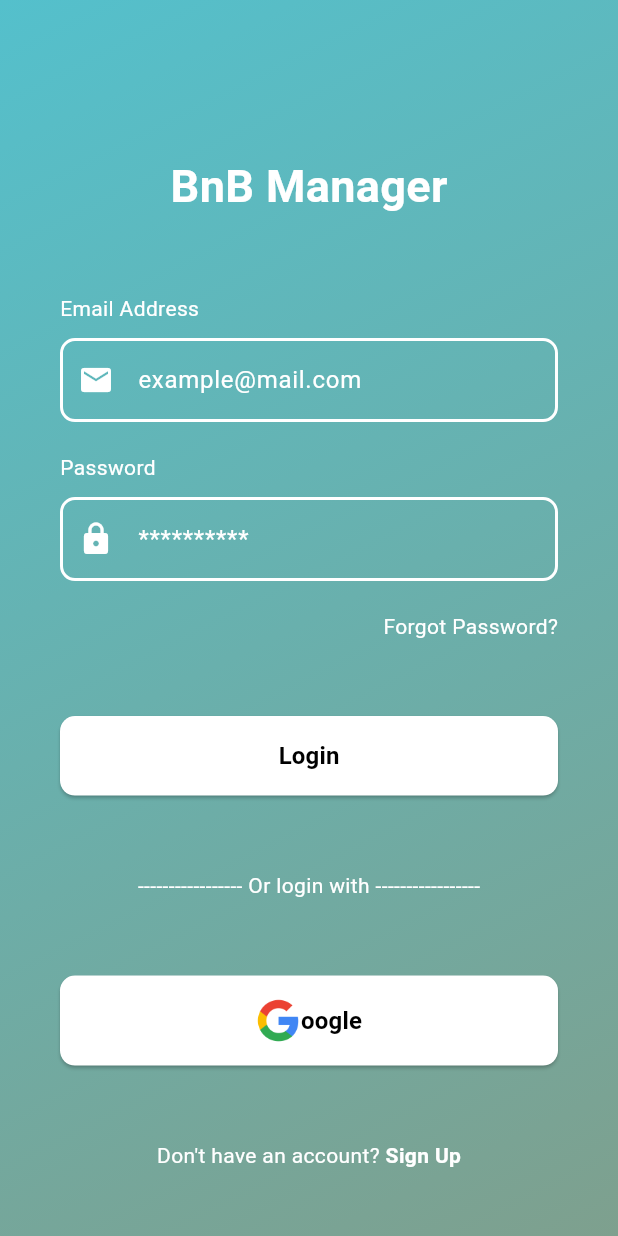
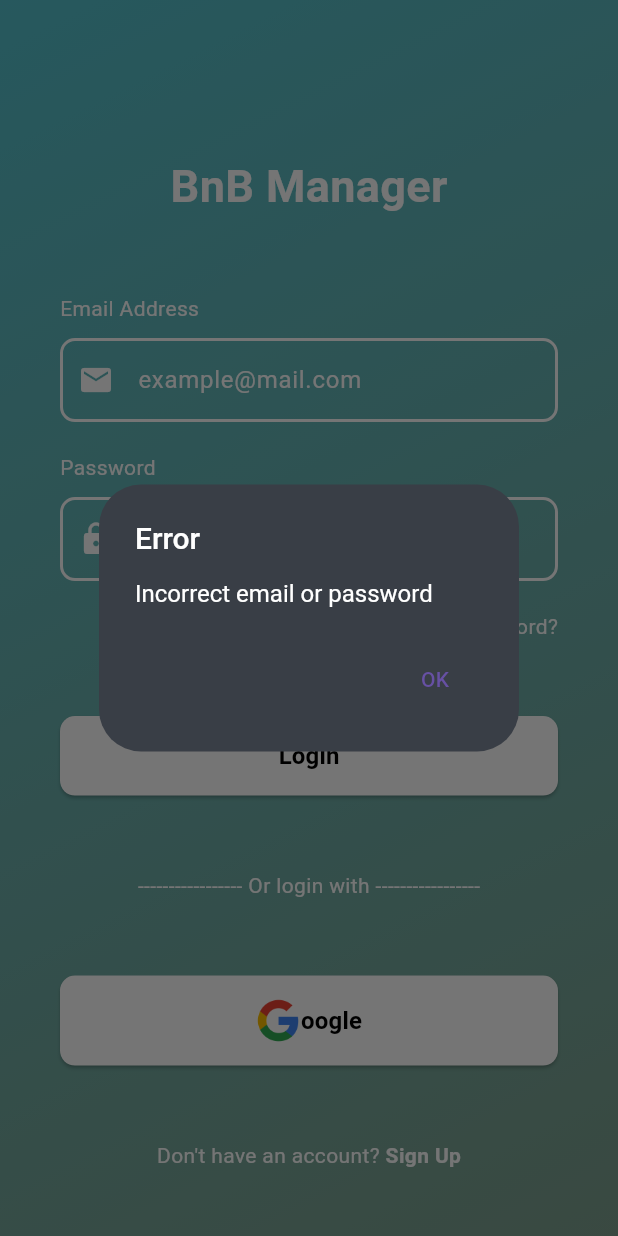
Before and after one commit to teulys/flutter_mvvm_template, a Flutter app: the Login screen opened by its route, after a tap on "Login", on a phone screen of 412 x 824 dp. Run offline on Flutter 3.47's test engine with Material 3 defaults, Android fonts, the phone set to English and light mode, and no system bars; our stand-ins replace easy_localization, flutter_dotenv, pin_code_fields, shared_preferences, supabase_flutter; accounts and stored records are empty.

Commit message:
Agregando funcionalidad login, sign up con correo y otp con supabase

````diff
--- a/assets/translations/en-US.json
+++ b/assets/translations/en-US.json
@@ -19,5 +19,9 @@
     "otpTextMessenge": "Enter the 6-digit code sent to your email: {}",
     "ok": "OK",
     "resend": "Resend",
-    "remaingOtp": "Remaining time to resend OTP: {} seconds"
+    "remaingOtp": "Remaining time to resend OTP: {} seconds",
+    "loginError": "Incorrect email or password",
+    "authFail": "Authentication failed",
+    "invalidSession": "Invalid login credentials",
+    "generalError": "An unexpected error occurred"
 }
--- a/assets/translations/es-ES.json
+++ b/assets/translations/es-ES.json
@@ -19,5 +19,8 @@
     "otpTextMessenge": "Ingresa el código de 6 dígitos enviado a tu correo electrónico: {}",
     "ok": "OK",
     "resend": "Reenviar",
-    "remaingOtp": "Tiempo restante para reenviar OTP: {} segundos"
+    "remaingOtp": "Tiempo restante para reenviar OTP: {} segundos",
+    "loginError": "Correo electrónico o contraseña incorrectos",
+    "authFail": "Autenticación fallida",
+    "generalError": "Ocurrió un error inesperado"
 }
--- a/lib/data/repositories/auth_repository.dart
+++ b/lib/data/repositories/auth_repository.dart
@@ -1,5 +1,8 @@
+import 'package:easy_localization/easy_localization.dart';
 import 'package:my_flutter_mvvm_template/data/services/auth/auth_services.dart';
-import 'package:my_flutter_mvvm_template/domain/models/session.dart';
+import 'package:my_flutter_mvvm_template/domain/models/models.dart';
+import 'package:my_flutter_mvvm_template/utils/utils.dart';
+import 'package:supabase_flutter/supabase_flutter.dart';
 
 class AuthRepository {
   final AuthService _authService;
@@ -10,8 +13,22 @@ class AuthRepository {
     await _authService.signOut();
   }
 
-  Future<void> signInWithEmailAndPassword(String email, String password) async {
-    await _authService.signInWithEmailAndPassword(email, password);
+  Future<Result<String>> signInWithEmailAndPassword(
+      String email, String password) async {
+    try {
+      Result<Sessions> sessions =
+          await _authService.signInWithEmailAndPassword(email, password);
+
+      if (sessions is Ok) {
+        return Result.ok("Login successful");
+      } else {
+        return Result.error((sessions as Error).error);
+      }
+    } catch (e) {
+      // Handle the error appropriately here
+      print('Error signing in: $e');
+      return Result.error(Exception('generalError'.tr()));
+    }
   }
 
   Future<void> signUpWithEmailAndPassword(String email, String password) async {
@@ -22,13 +39,13 @@ class AuthRepository {
     await _authService.resetPassword(email);
   }
 
-  Future<bool> verifyOTP(String email, String otp) async {
-    Sessions? session = await _authService.verifyOTP(email, otp);
+  Future<Result<String>> verifyOTP(String email, String otp) async {
+    Result<Sessions> session = await _authService.verifyOTP(email, otp);
 
-    if (session != null) {
-      return true;
+    if (session is Ok) {
+      return Result.ok("OTP verified");
     } else {
-      return false;
+      return Result.error((session as Error).error);
     }
   }
 
--- a/lib/data/services/auth/auth_services.dart
+++ b/lib/data/services/auth/auth_services.dart
@@ -1,10 +1,13 @@
-import 'package:my_flutter_mvvm_template/domain/models/session.dart';
+import 'package:my_flutter_mvvm_template/domain/models/models.dart';
+import 'package:my_flutter_mvvm_template/utils/result.dart';
 
 abstract class AuthService {
-  Future<Sessions?> signInWithEmailAndPassword(String email, String password);
-  Future<Sessions?> signUpWithEmailAndPassword(String email, String password);
+  Future<Result<Sessions>> signInWithEmailAndPassword(
+      String email, String password);
+  Future<Result<Sessions>> signUpWithEmailAndPassword(
+      String email, String password);
   Future<Sessions?> signInWithGoogle();
-  Future<Sessions?> verifyOTP(String email, String otp);
+  Future<Result<Sessions>> verifyOTP(String email, String otp);
   Future<Sessions?> resetPassword(String email);
   Future<void> signOut();
   Future<void> resendOTP(String email);
--- a/lib/data/services/auth/auth_supabase.dart
+++ b/lib/data/services/auth/auth_supabase.dart
@@ -1,5 +1,7 @@
+import 'package:easy_localization/easy_localization.dart';
 import 'package:my_flutter_mvvm_template/data/services/auth/auth_services.dart';
 import 'package:my_flutter_mvvm_template/domain/models/models.dart';
+import 'package:my_flutter_mvvm_template/utils/utils.dart';
 
 import 'package:supabase_flutter/supabase_flutter.dart';
 
@@ -17,14 +19,34 @@ class AuthSupabaseService extends AuthService {
   }
 
   @override
-  Future<Sessions?> signInWithEmailAndPassword(
+  Future<Result<Sessions>> signInWithEmailAndPassword(
       String email, String password) async {
-    final AuthResponse res = await supabase.auth.signUp(
+    try {
+      final AuthResponse res = await supabase.auth.signInWithPassword(
         email: email,
         password: password,
       );
 
-    return _mapSession(res);
+      Sessions? session = _mapSession(res);
+
+      if (session != null) {
+        return Result.ok(session);
+      } else {
+        return Result.error(Exception('invalidSession'.tr()));
+      }
+    } on AuthApiException catch (e) {
+      // Handle specific AuthApiException
+      if (e.statusCode == 400) {
+        return Result.error(Exception('invalidSession'.tr()));
+      } else {
+        print('Authentication failed: ${e.message}');
+        return Result.error(Exception('authFail'.tr()));
+      }
+    } catch (e) {
+      // Handle any other exceptions
+      print('An unexpected error occurred: ${e.toString()}');
+      return Result.error(Exception('generalError'.tr()));
+    }
   }
 
   @override
@@ -39,20 +61,52 @@ class AuthSupabaseService extends AuthService {
   }
 
   @override
-  Future<Sessions?> signUpWithEmailAndPassword(
+  Future<Result<Sessions>> signUpWithEmailAndPassword(
       String email, String password) async {
+    try {
       final AuthResponse res =
           await supabase.auth.signUp(email: email, password: password);
 
-    return _mapSession(res);
+      Sessions? session = _mapSession(res);
+
+      if (session != null) {
+        return Result.ok(session);
+      } else {
+        return Result.error(Exception('generalError'.tr()));
+      }
+    } catch (e) {
+      // Handle any other exceptions
+      print('An unexpected error occurred: ${e.toString()}');
+      return Result.error(Exception('generalError'.tr()));
+    }
   }
 
   @override
-  Future<Sessions?> verifyOTP(String email, String otp) async {
+  Future<Result<Sessions>> verifyOTP(String email, String otp) async {
+    try {
       final AuthResponse res = await supabase.auth
           .verifyOTP(email: email, token: otp, type: OtpType.email);
 
-    return _mapSession(res);
+      Sessions? session = _mapSession(res);
+
+      if (session != null) {
+        return Result.ok(session);
+      } else {
+        return Result.error(Exception('otpError'.tr()));
+      }
+    } on AuthApiException catch (e) {
+      // Handle specific AuthApiException
+      if (e.statusCode == 400) {
+        return Result.error(Exception('invalidOTP'.tr()));
+      } else {
+        print('Authentication failed: ${e.message}');
+        return Result.error(Exception('generalError'.tr()));
+      }
+    } catch (e) {
+      // Handle any exceptions
+      print('An unexpected error occurred: ${e.toString()}');
+      return Result.error(Exception('generalError'.tr()));
+    }
   }
 
   Sessions? _mapSession(AuthResponse res) {
@@ -77,6 +131,19 @@ class AuthSupabaseService extends AuthService {
     }
   }
 
+  Users? _mapUser(AuthResponse res) {
+    final User? user = res.user;
+
+    return (user != null)
+        ? Users(
+            id: user.id,
+            aud: user.aud,
+            email: user.email ?? '',
+            role: user.role,
+          )
+        : null;
+  }
+
   @override
   Future<void> resendOTP(String email) async {
     await supabase.auth.resend(
--- a/lib/ui/auth/view_model/sign_in.dart
+++ b/lib/ui/auth/view_model/sign_in.dart
@@ -1,18 +1,71 @@
+import 'package:easy_localization/easy_localization.dart';
 import 'package:flutter/material.dart';
 import 'package:my_flutter_mvvm_template/data/repositories/auth_repository.dart';
+import 'package:my_flutter_mvvm_template/utils/utils.dart';
+import 'package:my_flutter_mvvm_template/utils/validators.dart';
 
 class SignInViewModel extends ChangeNotifier {
   final AuthRepository _authRepository;
 
-  SignInViewModel(this._authRepository);
+  SignInViewModel(this._authRepository) {
+    emailController.addListener(_validateForm);
+    passwordController.addListener(_validateForm);
+  }
 
-  TextEditingController get emailController => TextEditingController();
-  TextEditingController get passwordController => TextEditingController();
+  final TextEditingController emailController = TextEditingController();
+  final TextEditingController passwordController = TextEditingController();
 
-  Future<void> signInWithEmailAndPassword() async {
+  final ValueNotifier<bool> isMailValid = ValueNotifier<bool>(false);
+  final ValueNotifier<bool> isPasswordValid = ValueNotifier<bool>(false);
+  final ValueNotifier<bool> isFormValid = ValueNotifier<bool>(false);
+  final ValueNotifier<bool> isLoading = ValueNotifier<bool>(false);
+
+  void _validateForm() {
+    final email = emailController.text;
+    final password = passwordController.text;
+
+    isMailValid.value = ValidateEmail(email);
+    isPasswordValid.value = ValidatePassword(password);
+    isFormValid.value = isMailValid.value && isPasswordValid.value;
+  }
+
+  Future<void> signInWithEmailAndPassword(BuildContext context) async {
+    isLoading.value = true;
     String email = emailController.text;
     String password = passwordController.text;
-    await _authRepository.signInWithEmailAndPassword(email, password);
+    Result<String> loginSuccess =
+        await _authRepository.signInWithEmailAndPassword(email, password);
+
+    if (loginSuccess is Ok) {
+      // Navigate to the home page
+      Navigator.pushReplacementNamed(context, '/home');
+    } else {
+      // Show an alert dialog
+      showLoginErrorAlert(
+          context,
+          (loginSuccess as Error)
+              .error
+              .toString()
+              .replaceAll('Exception:', ''));
+    }
+  }
+
+  void showLoginErrorAlert(BuildContext context, String? text) {
+    showDialog(
+      context: context,
+      builder: (context) => AlertDialog(
+        title: Text('error'.tr()),
+        content: Text((text != null) ? text : 'loginError'.tr()),
+        actions: [
+          TextButton(
+            onPressed: () {
+              Navigator.of(context).pop();
+            },
+            child: Text('ok'.tr()),
+          ),
+        ],
+      ),
+    );
   }
 
   Future<void> signInWithGoogle() async {
--- a/lib/ui/auth/view_model/sign_up.dart
+++ b/lib/ui/auth/view_model/sign_up.dart
@@ -1,6 +1,7 @@
 import 'package:easy_localization/easy_localization.dart';
 import 'package:flutter/material.dart';
 import 'package:my_flutter_mvvm_template/data/repositories/repositories.dart';
+import 'package:my_flutter_mvvm_template/utils/validators.dart';
 
 class SignUpViewModel extends ChangeNotifier {
   SignUpViewModel(this._repository) {
@@ -27,28 +28,14 @@ class SignUpViewModel extends ChangeNotifier {
     final confirmPassword = confirmPasswordController.text;
     final email = emailController.text;
 
-    isPasswordValid.value = _validatePassword(password);
+    isPasswordValid.value = ValidatePassword(password);
     isConfirmPasswordValid.value =
         password == confirmPassword && confirmPassword.isNotEmpty;
-    isMailValid.value = _validateEmail(email);
+    isMailValid.value = ValidateEmail(email);
 
     isFormValid.value = isPasswordValid.value &&
         isConfirmPasswordValid.value &&
         isMailValid.value;
-  }
-
-  bool _validateEmail(String email) {
-    final emailRegex = RegExp(r'^[\w-\.]+@([\w-]+\.)+[\w-]{2,4}$');
-    return emailRegex.hasMatch(email);
-  }
-
-  bool _validatePassword(String password) {
-    final hasUppercase = password.contains(RegExp(r'[A-Z]'));
-    final hasLowercase = password.contains(RegExp(r'[a-z]'));
-    final hasDigits = password.contains(RegExp(r'[0-9]'));
-    final hasMinLength = password.length >= 8;
-
-    return hasUppercase && hasLowercase && hasDigits && hasMinLength;
   }
 
   Future<void> signUpWithEmailAndPassword(BuildContext context) async {
--- a/lib/ui/auth/view_model/validate_otp.dart
+++ b/lib/ui/auth/view_model/validate_otp.dart
@@ -2,6 +2,7 @@ import 'dart:async';
 import 'package:easy_localization/easy_localization.dart';
 import 'package:flutter/material.dart';
 import 'package:my_flutter_mvvm_template/data/repositories/auth_repository.dart';
+import 'package:my_flutter_mvvm_template/utils/utils.dart';
 
 class ValidateOptViewModel extends ChangeNotifier {
   ValidateOptViewModel(this._repository);
@@ -51,9 +52,9 @@ class ValidateOptViewModel extends ChangeNotifier {
 
     startTimer();
 
-    bool isOtpOk = await _repository.verifyOTP(mail, otp);
+    Result<String> isOtpOk = await _repository.verifyOTP(mail, otp);
 
-    if (isOtpOk) {
+    if (isOtpOk is Ok) {
       Navigator.of(context).pushReplacementNamed('/home');
     } else {
       showDialog(
--- a/lib/ui/auth/widget/sign_in.dart
+++ b/lib/ui/auth/widget/sign_in.dart
@@ -1,6 +1,5 @@
 import 'package:easy_localization/easy_localization.dart';
 import 'package:flutter/material.dart';
-import 'package:my_flutter_mvvm_template/ui/auth/view_model/sign_in.dart';
 import 'package:my_flutter_mvvm_template/ui/core/theme/theme_manager.dart';
 import 'package:my_flutter_mvvm_template/ui/widgets.dart';
 
@@ -33,17 +32,29 @@ class Login extends StatelessWidget {
                         color: Colors.white,
                         fontWeight: FontWeight.bold)),
                 SizedBox(height: 10),
-                customField(
+                ValueListenableBuilder(
+                  valueListenable: viewModel.isMailValid,
+                  builder: (BuildContext context, bool isValue, Widget? child) {
+                    return customField(
                         text: 'exampleEmail'.tr(),
                         label: 'emailAdr'.tr(),
                         icon: Icons.email,
-                    controller: viewModel.emailController),
-                customField(
+                        controller: viewModel.emailController,
+                        borderColor: isValue ? Colors.green : Colors.red);
+                  },
+                ),
+                ValueListenableBuilder(
+                    valueListenable: viewModel.isPasswordValid,
+                    builder:
+                        (BuildContext context, bool isValue, Widget? child) {
+                      return customField(
                           text: '**********',
                           label: 'password'.tr(),
                           icon: Icons.lock,
                           isPassword: true,
-                    controller: viewModel.passwordController),
+                          controller: viewModel.passwordController,
+                          borderColor: isValue ? Colors.green : Colors.red);
+                    }),
                 Container(
                   alignment: Alignment.centerRight,
                   padding: const EdgeInsets.only(right: 40),
@@ -54,15 +65,23 @@ class Login extends StatelessWidget {
                   ),
                 ),
                 SizedBox(height: 10),
-                CustomButton().darkButton(('singIn').tr(),
-                    () => viewModel.signInWithEmailAndPassword()),
+                ValueListenableBuilder(
+                    valueListenable: viewModel.isFormValid,
+                    builder:
+                        (BuildContext context, bool isValue, Widget? child) {
+                      return CustomButton().darkButton(
+                          ('singIn').tr(),
+                          () => isValue
+                              ? viewModel.signInWithEmailAndPassword(context)
+                              : viewModel.showLoginErrorAlert(context, null));
+                    }),
                 SizedBox(height: 10),
                 Text('orLoginWith'.tr(), style: TextStyle(color: Colors.white)),
                 SizedBox(height: 10),
                 CustomButton().darkButtonWithImage(
                     'assets/images/google_logo.png',
                     'oogle',
-                    () => viewModel.signInWithEmailAndPassword()),
+                    () => viewModel.signInWithGoogle()),
                 SizedBox(height: 10),
                 Row(
                   mainAxisAlignment: MainAxisAlignment.center,
--- /dev/null
+++ b/lib/utils/result.dart
@@ -0,0 +1,48 @@
+// Copyright 2024 The Flutter team. All rights reserved.
+// Use of this source code is governed by a BSD-style license that can be
+// found in the LICENSE file.
+
+/// Utility class to wrap result data
+///
+/// Evaluate the result using a switch statement:
+/// ```dart
+/// switch (result) {
+///   case Ok(): {
+///     print(result.value);
+///   }
+///   case Error(): {
+///     print(result.error);
+///   }
+/// }
+/// ```
+sealed class Result<T> {
+  const Result();
+
+  /// Creates a successful [Result], completed with the specified [value].
+  const factory Result.ok(T value) = Ok._;
+
+  /// Creates an error [Result], completed with the specified [error].
+  const factory Result.error(Exception error) = Error._;
+}
+
+/// Subclass of Result for values
+final class Ok<T> extends Result<T> {
+  const Ok._(this.value);
+
+  /// Returned value in result
+  final T value;
+
+  @override
+  String toString() => 'Result<$T>.ok($value)';
+}
+
+/// Subclass of Result for errors
+final class Error<T> extends Result<T> {
+  const Error._(this.error);
+
+  /// Returned error in result
+  final Exception error;
+
+  @override
+  String toString() => 'Result<$T>.error($error)';
+}
--- a/lib/utils/utils.dart
+++ b/lib/utils/utils.dart
@@ -1 +1,3 @@
+export 'package:my_flutter_mvvm_template/utils/result.dart';
+
 export 'package:my_flutter_mvvm_template/utils/cache_manager.dart';
--- /dev/null
+++ b/lib/utils/validators.dart
@@ -0,0 +1,13 @@
+bool ValidateEmail(String email) {
+  final emailRegex = RegExp(r'^[\w-\.]+@([\w-]+\.)+[\w-]{2,4}$');
+  return emailRegex.hasMatch(email);
+}
+
+bool ValidatePassword(String password) {
+  final hasUppercase = password.contains(RegExp(r'[A-Z]'));
+  final hasLowercase = password.contains(RegExp(r'[a-z]'));
+  final hasDigits = password.contains(RegExp(r'[0-9]'));
+  final hasMinLength = password.length >= 8;
+
+  return hasUppercase && hasLowercase && hasDigits && hasMinLength;
+}
````
Lines whose indentation alone changed are shown as unchanged.
